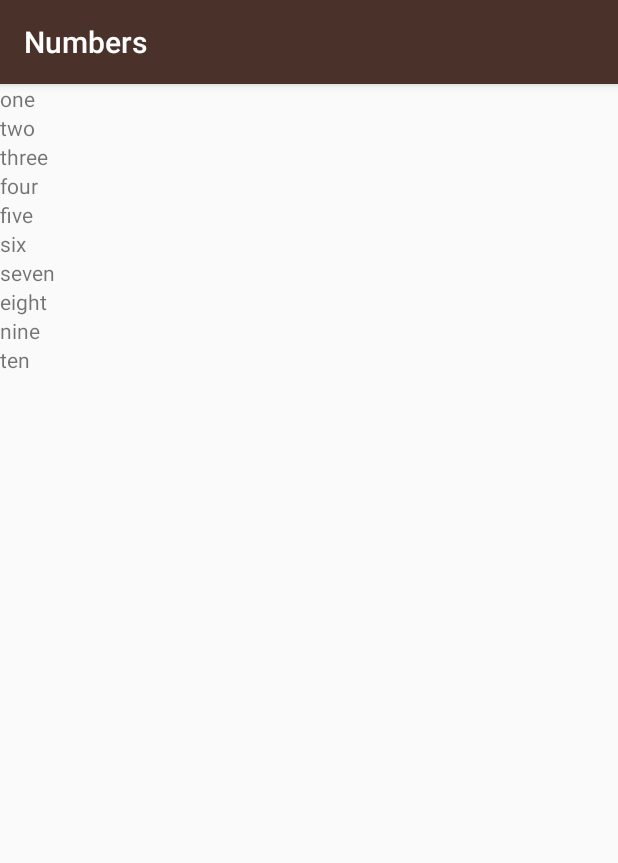
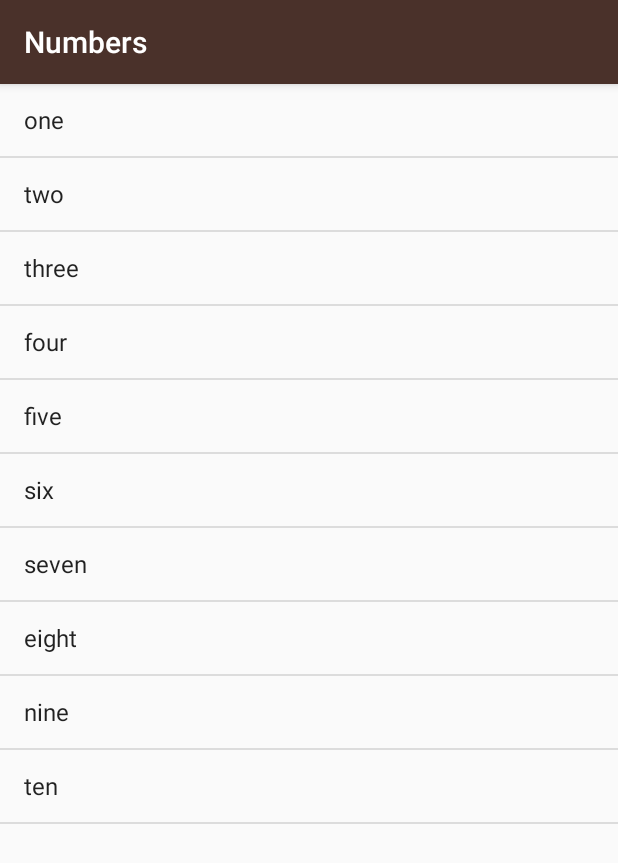
Before and after one commit to zhumo/Miwok, an Android app: the NumbersActivity screen opened directly, with no data from a screen before it, on a phone screen of 412 x 824 dp. Shown: the top 863 px of the screen. Run offline under Robolectric (Android 15) with nearby library versions, the phone set to English and light mode, and no system bars.

Commit message:
use ListView for better memory utilization

```diff
--- a/app/src/main/java/com/example/android/miwok/NumbersActivity.java
+++ b/app/src/main/java/com/example/android/miwok/NumbersActivity.java
@@ -3,7 +3,9 @@ package com.example.android.miwok;
 import android.support.v7.app.AppCompatActivity;
 import android.os.Bundle;
 import android.view.View;
+import android.widget.ArrayAdapter;
 import android.widget.LinearLayout;
+import android.widget.ListView;
 import android.widget.TextView;
 
 import java.util.ArrayList;
@@ -27,11 +29,15 @@ public class NumbersActivity extends AppCompatActivity {
         numbers.add("nine");
         numbers.add("ten");
 
-        LinearLayout numbersList = (LinearLayout) findViewById(R.id.numbers_list);
-        for (String number : numbers) {
-            TextView numberView = new TextView(this);
-            numberView.setText(number);
-            numbersList.addView(numberView);
-        }
+        ArrayAdapter<String> numbersAdapter = new ArrayAdapter<String>(this, android.R.layout.simple_list_item_1, numbers);
+        ListView numbersList = (ListView) findViewById(R.id.numbers_list);
+        numbersList.setAdapter(numbersAdapter);
+
+//        LinearLayout numbersList = (LinearLayout) findViewById(R.id.numbers_list);
+//        for (String number : numbers) {
+//            TextView numberView = new TextView(this);
+//            numberView.setText(number);
+//            numbersList.addView(numberView);
+//        }
     }
 }
--- a/app/src/main/res/layout/activity_numbers.xml
+++ b/app/src/main/res/layout/activity_numbers.xml
@@ -1,5 +1,5 @@
 <?xml version="1.0" encoding="utf-8"?>
-<LinearLayout xmlns:android="http://schemas.android.com/apk/res/android"
+<ListView xmlns:android="http://schemas.android.com/apk/res/android"
     xmlns:app="http://schemas.android.com/apk/res-auto"
     xmlns:tools="http://schemas.android.com/tools"
     android:layout_width="match_parent"
@@ -10,4 +10,4 @@
 
 
 
-</LinearLayout>
+</ListView>
```
